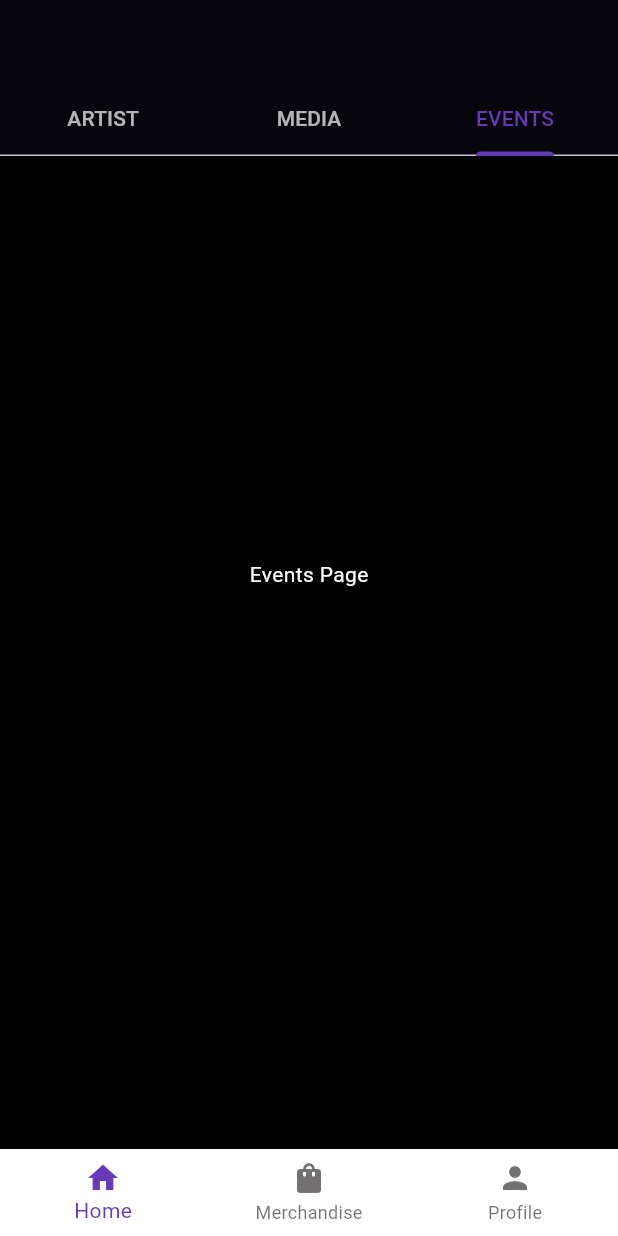
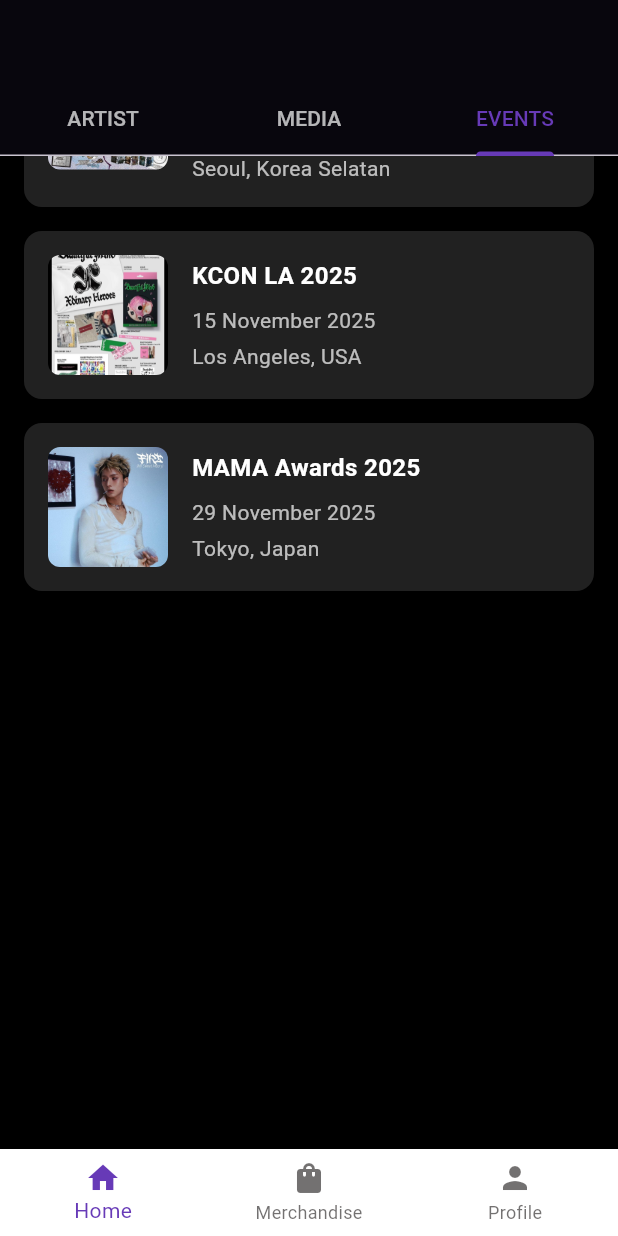
Before and after one commit to dysee-xian/Xdinary-Heroes-App, a Flutter app: the XdhFansScreen screen opened directly with empty values, tab 3 chosen, scrolled down 550 dp, on a phone screen of 412 x 824 dp. Run offline on Flutter 3.47's test engine with Material 3 defaults, Android fonts, the phone set to English and light mode, and no system bars; our stand-ins replace badges, cloud_firestore, firebase_auth, firebase_core, loading_animation_widget; accounts and stored records are empty; statements that could not run were skipped.

Commit message:
media and event

```diff
--- /dev/null
+++ b/lib/data/event_data.dart
@@ -0,0 +1,22 @@
+import '../models/event.dart';
+
+List<Event> dummyEvents = [
+  Event(
+    title: 'Xdinary Heroes World Tour <Break the Brake>',
+    date: '31 Oktober 2025',
+    location: 'Seoul, Korea Selatan',
+    imageUrl: 'assets/image/TroubleShooting.jpg',
+  ),
+  Event(
+    title: 'KCON LA 2025',
+    date: '15 November 2025',
+    location: 'Los Angeles, USA',
+    imageUrl: 'assets/image/beauifulmind.jpg',
+  ),
+  Event(
+    title: 'MAMA Awards 2025',
+    date: '29 November 2025',
+    location: 'Tokyo, Japan',
+    imageUrl: 'assets/image/ode.jpg',
+  ),
+];
--- /dev/null
+++ b/lib/models/event.dart
@@ -0,0 +1,13 @@
+class Event {
+  final String title;
+  final String date;
+  final String location;
+  final String imageUrl;
+
+  Event({
+    required this.title,
+    required this.date,
+    required this.location,
+    required this.imageUrl,
+  });
+}
--- a/lib/screen/home_screen.dart
+++ b/lib/screen/home_screen.dart
@@ -1,5 +1,8 @@
 import 'package:flutter/material.dart';
 import 'package:cloud_firestore/cloud_firestore.dart';
+import 'package:flutter_staggered_grid_view/flutter_staggered_grid_view.dart';
+import '../data/event_data.dart'; // Import data event
+import '../models/event.dart'; // Import model event
 import 'merchandise_screen.dart';
 import 'ProfileScreen.dart';
 import 'artist_list_screen.dart';
@@ -8,19 +11,28 @@
   final String userid;
   const XdhFansScreen({super.key, required this.userid});
 
-  // Fungsi baru: Mengambil nama pengguna dari Firestore menggunakan UID
+  final List<String> imageList = const [
+    'assets/image/TroubleShooting.jpg',
+    'assets/image/beauifulmind.jpg',
+    'assets/image/ode.jpg',
+    'assets/image/gunil.jpg',
+    'assets/image/Jungsu.jpg',
+    'assets/image/gaon.jpg',
+    'assets/image/JOOYEON.jpg',
+    'assets/image/Junhan.jpg',
+    'assets/image/depan.png',
+  ];
+
   Future<String> fetchUserName() async {
     try {
       DocumentSnapshot userDoc = await FirebaseFirestore.instance
           .collection('users')
-          .doc(userid) // Menggunakan UID untuk mencari dokumen
+          .doc(userid)
           .get();
 
       if (userDoc.exists && userDoc.data() != null) {
-        // Mengambil field 'name' yang disimpan saat registrasi
         final data = userDoc.data() as Map<String, dynamic>;
-        return data['name'] ??
-            'Villain'; // Mengembalikan nama, atau 'Villain' sebagai default
+        return data['name'] ?? 'Villain';
       } else {
         return 'Villain (Not Found)';
       }
@@ -32,9 +44,8 @@
 
   @override
   Widget build(BuildContext context) {
-    // Length TabController tetap 5 sesuai TabBar di SliverAppBar (ARTIST, FAN, MEDIA, NOTICES, EVENTS)
     return DefaultTabController(
-      length: 5,
+      length: 3,
       child: Scaffold(
         backgroundColor: Colors.black,
         body: NestedScrollView(
@@ -77,13 +88,10 @@
                                 ),
                               ),
                               const SizedBox(height: 6),
-
-                              // Menampilkan Nama Pengguna dari Firestore
                               FutureBuilder<String>(
                                 future: fetchUserName(),
                                 builder: (context, snapshot) {
                                   String greetingName = 'Loading...';
-
                                   if (snapshot.connectionState ==
                                       ConnectionState.waiting) {
                                     greetingName = 'Loading...';
@@ -93,9 +101,8 @@
                                       ConnectionState.done) {
                                     greetingName = snapshot.data ?? 'Villain';
                                   }
-
                                   return Text(
-                                    "Hello, $greetingName 👋", // Menampilkan nama asli
+                                    "Hello, $greetingName 👋",
                                     style: const TextStyle(
                                       fontSize: 16,
                                       fontWeight: FontWeight.w400,
@@ -104,7 +111,6 @@
                                   );
                                 },
                               ),
-
                               const SizedBox(height: 12),
                               Row(
                                 mainAxisAlignment: MainAxisAlignment.center,
@@ -138,34 +144,97 @@
               ),
             ];
           },
-          body: const TabBarView(
+          body: TabBarView(
             children: [
-              ArtistListScreen(),
-              Center(
-                child: Text(
-                  "Media Page",
-                  style: TextStyle(color: Colors.white),
+              const ArtistListScreen(),
+              Padding(
+                padding: const EdgeInsets.all(8.0),
+                child: MasonryGridView.builder(
+                  itemCount: imageList.length,
+                  gridDelegate:
+                      const SliverSimpleGridDelegateWithFixedCrossAxisCount(
+                        crossAxisCount: 2,
+                      ),
+                  itemBuilder: (context, index) => Padding(
+                    padding: const EdgeInsets.all(8.0),
+                    child: ClipRRect(
+                      borderRadius: BorderRadius.circular(12),
+                      child: Image.asset(imageList[index], fit: BoxFit.cover),
+                    ),
+                  ),
                 ),
               ),
-              Center(
-                child: Text(
-                  "Events Page",
-                  style: TextStyle(color: Colors.white),
-                ),
+              // ## MODIFIKASI: Tampilkan daftar event di sini ##
+              ListView.builder(
+                itemCount: dummyEvents.length,
+                itemBuilder: (context, index) {
+                  final event = dummyEvents[index];
+                  return Card(
+                    color: Colors.grey[900],
+                    margin: const EdgeInsets.symmetric(
+                      horizontal: 16,
+                      vertical: 8,
+                    ),
+                    child: Padding(
+                      padding: const EdgeInsets.all(16),
+                      child: Row(
+                        children: [
+                          ClipRRect(
+                            borderRadius: BorderRadius.circular(8),
+                            child: Image.asset(
+                              event.imageUrl,
+                              width: 80,
+                              height: 80,
+                              fit: BoxFit.cover,
+                            ),
+                          ),
+                          const SizedBox(width: 16),
+                          Expanded(
+                            child: Column(
+                              crossAxisAlignment: CrossAxisAlignment.start,
+                              children: [
+                                Text(
+                                  event.title,
+                                  style: const TextStyle(
+                                    color: Colors.white,
+                                    fontSize: 16,
+                                    fontWeight: FontWeight.bold,
+                                  ),
+                                ),
+                                const SizedBox(height: 8),
+                                Text(
+                                  event.date,
+                                  style: const TextStyle(
+                                    color: Colors.white70,
+                                    fontSize: 14,
+                                  ),
+                                ),
+                                const SizedBox(height: 4),
+                                Text(
+                                  event.location,
+                                  style: const TextStyle(
+                                    color: Colors.white70,
+                                    fontSize: 14,
+                                  ),
+                                ),
+                              ],
+                            ),
+                          ),
+                        ],
+                      ),
+                    ),
+                  );
+                },
               ),
             ],
           ),
         ),
-
-        // Bottom Navigation
         bottomNavigationBar: BottomNavigationBar(
           backgroundColor: const Color.fromARGB(255, 255, 255, 255),
           selectedItemColor: Colors.deepPurple,
           unselectedItemColor: const Color.fromARGB(179, 56, 53, 53),
           onTap: (index) {
-            // Index: 0 = Home, 1 = Merchandise, 2 = Profile
             if (index == 1) {
-              // Merchandise (Index 1)
               Navigator.push(
                 context,
                 MaterialPageRoute(
@@ -173,7 +242,6 @@
                 ),
               );
             } else if (index == 2) {
-              // PERBAIKAN: Profile sekarang di Index 2
               Navigator.push(
                 context,
                 MaterialPageRoute(
@@ -183,19 +251,12 @@
             }
           },
           items: const [
-            BottomNavigationBarItem(
-              icon: Icon(Icons.home),
-              label: "Home",
-            ), // Index 0
+            BottomNavigationBarItem(icon: Icon(Icons.home), label: "Home"),
             BottomNavigationBarItem(
               icon: Icon(Icons.shopping_bag),
               label: "Merchandise",
-            ), // Index 1
-            // Item 'Notices' dihapus dari sini
-            BottomNavigationBarItem(
-              icon: Icon(Icons.person),
-              label: "Profile",
-            ), // Index 2
+            ),
+            BottomNavigationBarItem(icon: Icon(Icons.person), label: "Profile"),
           ],
         ),
       ),
--- a/pubspec.yaml
+++ b/pubspec.yaml
@@ -18,6 +18,7 @@
   badges: ^3.1.2
   firebase_core: ^2.32.0
   firebase_auth: ^4.16.0
+  flutter_staggered_grid_view: ^0.7.0
 
 
 dev_dependencies:
```
Also changed, not shown: pubspec.lock.
